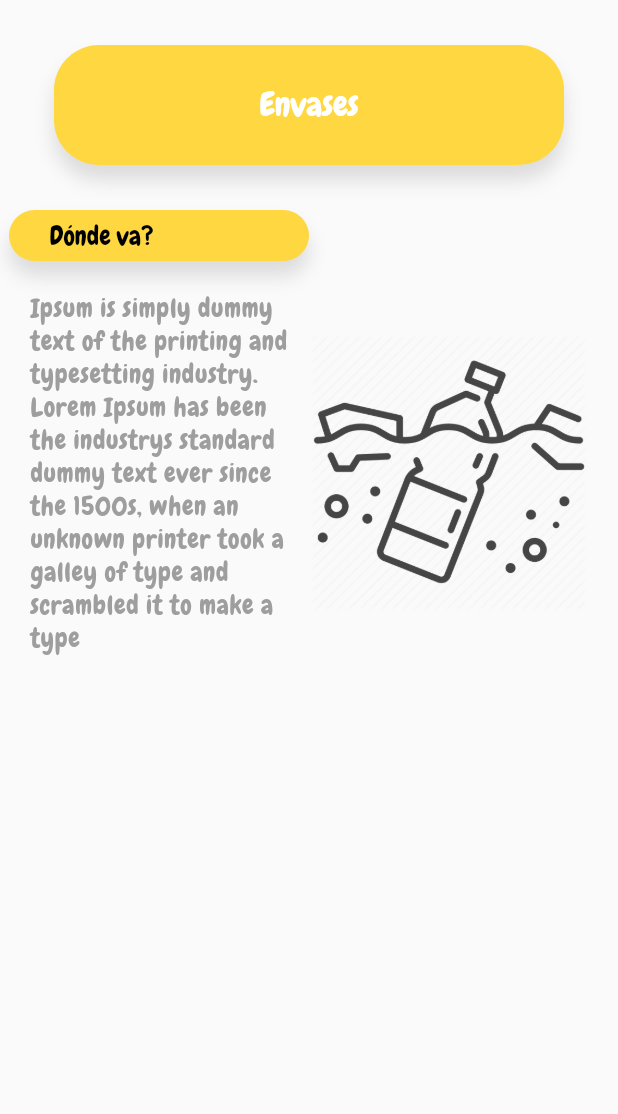
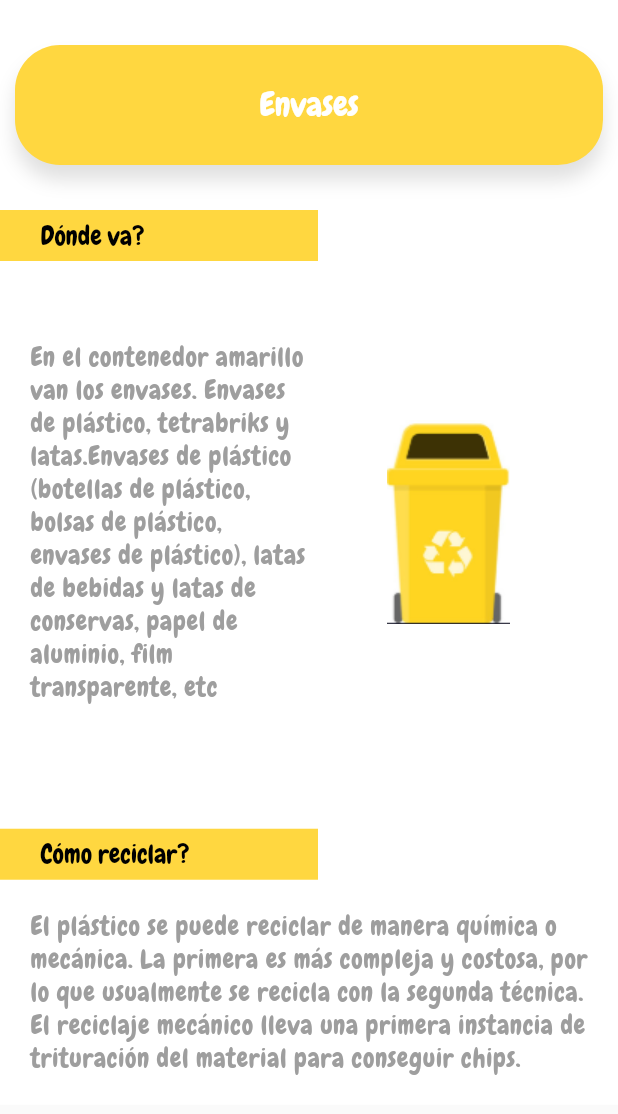
Before and after one commit to carmsanc/ecoteamLP, a Flutter app: the Reciclar_Screen screen opened directly with empty values, after a tap on "Envases", on a phone screen of 412 x 824 dp. Shown: the top 1114 px of the screen. Run offline on Flutter 3.47's test engine with Material 2 defaults, Android fonts, the phone set to English and light mode, and no system bars; our stand-ins replace firebase_auth, firebase_database, flutter_map, image_picker, latlong; accounts and stored records are empty.

Commit message:
Reciclar terminado

```diff
--- a/ecoteamFE/apppractice/lib/pages/details.dart
+++ b/ecoteamFE/apppractice/lib/pages/details.dart
@@ -7,14 +7,8 @@ class Details extends StatelessWidget {
 
   Details(this.manejo);
 
-  @override
-  Widget build(BuildContext context) {
-    return Scaffold(
-      body: Column(
-
-        children: <Widget>[
-
-          Container(
+  Widget showTitle(){
+    return new Container(
       margin:  EdgeInsets.only(left:10.0, right: 10.0, top: 30),
       //padding: EdgeInsets.all(20.0),
       height: 80.0,
@@ -38,9 +32,11 @@ class Details extends StatelessWidget {
               style: TextStyle(color: Colors.white, fontSize: 22.0),
             ),
       ),
-              ),
-              //Spacer(),
-          Container(
+    );
+  }
+
+  Widget showSubtitle(frase){
+    return new Container(
       margin:  EdgeInsets.only(left:0.0, right: 200.0, top: 30),
       //padding: EdgeInsets.all(20.0),
       //height: 80.0,
@@ -48,25 +44,20 @@ class Details extends StatelessWidget {
       decoration: BoxDecoration(
         color: manejo.colori,
         shape: BoxShape.rectangle,
-                  borderRadius: new BorderRadius.circular(30.0),
-                  boxShadow: <BoxShadow>[
-                    new BoxShadow(
-                      color: Colors.black12,
-                      blurRadius: 10.0,
-                      offset: new Offset(0.0, 10.0),
-                    )
-                  ]
       ),
       child: Container(
         padding: EdgeInsets.only(top: 6, left: 27, bottom: 6),
           child:
             Text(
-                        'Dónde va?',
+              frase,
               style: TextStyle(color: Colors.black, fontSize: 17.0),
             ),
       ),
-          ),
-          Container(
+    );
+  }
+
+  Widget showContain(){
+    return new Container(
             padding: EdgeInsets.all(20),
             child: Row(
               mainAxisAlignment: MainAxisAlignment.spaceEvenly,
@@ -74,7 +65,7 @@ class Details extends StatelessWidget {
                 Expanded(
                   child:
                   Text(
-                    'Ipsum is simply dummy text of the printing and typesetting industry. Lorem Ipsum has been the industrys standard dummy text ever since the 1500s, when an unknown printer took a galley of type and scrambled it to make a type',
+                    '${manejo.donde}',
                     style: TextStyle(
                       color: Colors.grey,
                       fontWeight: FontWeight.w200,
@@ -83,12 +74,55 @@ class Details extends StatelessWidget {
                     ),
                   ),
                 ),
-                Expanded(child: Image.asset('assets/images/${manejo.icono}'),)
+                Expanded(child: Image.asset('assets/images/${manejo.tacho}'),)
               ],
             ),
-          )
+          )  ;
+  }
+
+  Widget showContainRecycle(){
+    return new Container(
+            padding: EdgeInsets.all(20),
+            child: Row(
+              mainAxisAlignment: MainAxisAlignment.spaceEvenly,
+              children: [
+                Expanded(
+                  child:
+                  Text(
+                    '${manejo.como}',
+                    style: TextStyle(
+                      color: Colors.grey,
+                      fontWeight: FontWeight.w200,
+                      letterSpacing: 0.5,
+                      fontSize: 17,
+                    ),
+                  ),
+                ),
+                //Expanded(child: Image.asset(imagen),)
               ],
             ),
+          )  ;
+  }
+  @override
+  Widget build(BuildContext context) {
+    return Scaffold(
+      body: Container(
+        //padding: EdgeInsets.all(16.0),
+        color: Colors.white,
+        child: new Form(
+
+          child: new ListView(
+            shrinkWrap: true,
+
+            children: <Widget>[
+              showTitle(),
+              showSubtitle("Dónde va?"),
+              showContain(),
+              showSubtitle("Cómo reciclar?"),
+              showContainRecycle()
+            ],
+          ),
+        ))
     );
   }
 }
--- a/ecoteamFE/apppractice/lib/pages/login_screen.dart
+++ b/ecoteamFE/apppractice/lib/pages/login_screen.dart
@@ -37,10 +37,10 @@ class _Login_ScreenState extends State<Login_Screen> {
           crossAxisAlignment: CrossAxisAlignment.center,
           children: <Widget>[
             Container(
-              child: ClipPath(
+              //child: ClipPath(
                   child: Container(
-                    height: mStyle.getheigth(val: 35),
-                    color: Colors.lightGreen[100],
+                    height: mStyle.getheigth(val: 30),
+                    //color: Colors.white,
                     child: Image.asset(
                       'assets/images/logo.png',
                       fit: BoxFit.fitHeight,
@@ -48,12 +48,12 @@ class _Login_ScreenState extends State<Login_Screen> {
                       height: mStyle.getheigth(val: 50),
                       width: mStyle.getwidth(),
                     ),
-                    padding: const EdgeInsets.all(30),
+                    padding: const EdgeInsets.all(10),
                     alignment: Alignment.center,
                   ),
-                  clipper: CustomClip(),
+                  //clipper: CustomClip(),
 
-                )
+              //  )
             ),
             Form(
               key: _formKey,
@@ -128,7 +128,8 @@ Future<void> signIn() async{
       try{
         final AuthResult result = await FirebaseAuth.instance.signInWithEmailAndPassword(email: _email,password: _password);
         FirebaseUser auth_user= result.user;
-        print(result.user);
+        print(result);
+
         //navigate home
         Navigator.push(context, MaterialPageRoute(builder: (context)=> Home_Screen(user:auth_user)));
       }catch(e){
--- a/ecoteamFE/apppractice/lib/pages/manejo.dart
+++ b/ecoteamFE/apppractice/lib/pages/manejo.dart
@@ -4,8 +4,11 @@ class Manejo{
   String titulo;
   String icono;
   MaterialAccentColor colori;
+  String tacho;
+  String donde;
+  String como;
 
   Manejo({
-    this.titulo, this.icono, this.colori
+    this.titulo, this.icono, this.colori, this.tacho, this.donde, this.como
   });
 }
--- a/ecoteamFE/apppractice/lib/pages/scrollView.dart
+++ b/ecoteamFE/apppractice/lib/pages/scrollView.dart
@@ -9,10 +9,18 @@ class ImageCards extends StatefulWidget {
 
 class _ImageCardsState extends State<ImageCards> {
   List<Manejo> places = [
-    Manejo(titulo: 'Envases', icono: 'ima1.png',  colori: Colors.amberAccent),
-    Manejo(titulo: 'Papel', icono: 'ima2.png', colori: Colors.blueAccent),
-    Manejo(titulo: 'Vidrio', icono: 'ima3.png',  colori: Colors.greenAccent),
-    Manejo(titulo: 'Orgánico', icono: 'ima4.png',  colori: Colors.orangeAccent),
+    Manejo(titulo: 'Envases', icono: 'ima1.png',  colori: Colors.amberAccent, tacho: 'tacho1.PNG',
+     donde: 'En el contenedor amarillo van los envases. Envases de plástico, tetrabriks y latas.Envases de plástico (botellas de plástico, bolsas de plástico, envases de plástico), latas de bebidas y latas de conservas, papel de aluminio, film transparente, etc',
+     como: 'El plástico se puede reciclar de manera química o mecánica. La primera es más compleja y costosa, por lo que usualmente se recicla con la segunda técnica. El reciclaje mecánico lleva una primera instancia de trituración del material para conseguir chips.'),
+    Manejo(titulo: 'Papel', icono: 'ima2.png', colori: Colors.blueAccent, tacho: 'tacho2.PNG',
+    donde: 'En el contenedor azul va el papel y el cartón. Lo recogido también va a las plantas de reciclaje respectivas, allí se tritura y compacta y se transforma en unas grandes balas de papel. Estas balas luego se hidratan para crear pasta de papel que pasa por un proceso de limpieza.',
+    como: 'El papel se logra a partir de procesos químicos que tratan la pulpa de celulosa, obtenida previamente de los árboles. Es un material sensible y reciclable, aunque solo permite pasar cuatro veces por ese proceso. Sin embargo, al reciclar papel, en vez de producirlo a partir de la materia prima, se puede reducir hasta un 60% el consumo de agua y hasta un 40% de consumo de energía'),
+    Manejo(titulo: 'Vidrio', icono: 'ima3.png',  colori: Colors.greenAccent, tacho: 'tacho3.PNG',
+    donde: 'En el contenedor verde van los envases de vidrio. El vidrio recolectado se lleva a la planta de reciclaje, se limpia, se retira todo lo que no es vidrio (etiquetas, pegamento, etc) y se tritura hasta convertirlo en polvo. Esto sirve de materia prima para fabricar envases de vidrio como los originales',
+    como: 'Al reciclar vidrio se impacta de manera positiva en el medio ambiente, dado que permite conservar aquellos recursos naturales que se utilizan en su fabricación inicial. El proceso de reciclaje en comparación al de fabricación trae numerosos beneficios: se consume menos agua, se reduce considerablemente el consumo de energía, se reducen los residuos generados por el proceso, y las emisiones de gases disminuyen.'),
+    Manejo(titulo: 'Orgánico', icono: 'ima4.png',  colori: Colors.orangeAccent, tacho: 'tacho4.PNG',
+    donde: 'En el contenedor marrón van los residuos orgánicos. Básicamente todo lo que si lo dejaras en una bolsa después de días se pudriría. Residuos de materia orgánica, de origen vegetal y/o animal. Restos de comida o de jardinería. Normalmente se llevan a parques donde se convierten en compost que se usa como abono orgánico principalmente.',
+    como: 'El Reciclaje orgánico o de materia orgánica, es aquel en el que la materia a reciclar, proviende de desechos naturales como son los alimentos, hojas, seres vivos o excrementos. Estos restos tienen un proceso natural de descomposición, por lo que rápidamente desaparecen para formar parte de nuevo del ciclo de la vida'),
   ];
   @override
   Widget build(BuildContext context) {
```
Also changed, not shown: ecoteamFE/apppractice/assets/images/tacho1.PNG (added), ecoteamFE/apppractice/assets/images/tacho2.PNG (added), ecoteamFE/apppractice/assets/images/tacho3.PNG (added), ecoteamFE/apppractice/assets/images/tacho4.PNG (added), 1 other file. Lines whose indentation alone changed are shown as unchanged.
